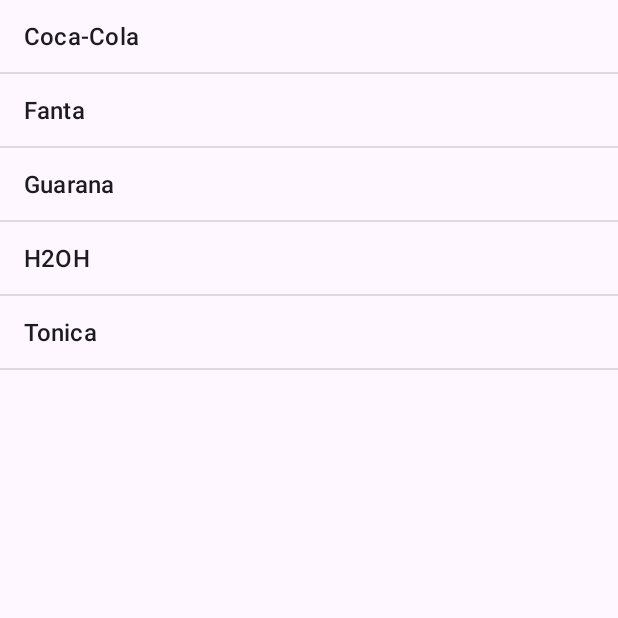
After one commit to robisoncrisbrito/TrocaTela-PosMoveis-2023, an Android app: the ListarActivity screen opened directly, with no data from a screen before it, on a phone screen of 412 x 824 dp, the top half of it. The commit adds this screen. Run offline under Robolectric (Android 15) with nearby library versions, the phone set to English and light mode, and no system bars.

Commit message:
Código após a conclusao da class MainActivity

```diff
--- a/app/src/main/AndroidManifest.xml
+++ b/app/src/main/AndroidManifest.xml
@@ -12,6 +12,9 @@
         android:supportsRtl="true"
         android:theme="@style/Theme.TrocaTelaPosMoveis2023"
         tools:targetApi="31">
+        <activity
+            android:name=".ListarActivity"
+            android:exported="false" />
         <activity
             android:name=".ConfirmarActivity"
             android:exported="false" />
--- /dev/null
+++ b/app/src/main/java/br/edu/utfpr/trocatela_posmoveis_2023/ListarActivity.kt
@@ -0,0 +1,37 @@
+package br.edu.utfpr.trocatela_posmoveis_2023
+
+import android.content.Intent
+import androidx.appcompat.app.AppCompatActivity
+import android.os.Bundle
+import android.widget.ListView
+import android.widget.Toast
+
+class ListarActivity : AppCompatActivity() {
+
+    private lateinit var lvProdutos : ListView
+
+    override fun onCreate(savedInstanceState: Bundle?) {
+        super.onCreate(savedInstanceState)
+        setContentView(R.layout.activity_listar)
+
+        lvProdutos = findViewById( R.id.lvProdutos )
+
+        lvProdutos.setOnItemClickListener { adapterView, view, pos, l ->
+            Toast.makeText( this, "Posicao: ${pos}", Toast.LENGTH_SHORT ).show()
+
+            val cod = pos.inc().toString()
+
+            Intent().apply {
+                putExtra( "codRetorno", cod )
+                setResult( RESULT_OK, this )
+            }
+
+            finish()
+
+        }
+
+
+
+    }
+
+}
--- a/app/src/main/res/layout/activity_lancamento.xml
+++ b/app/src/main/res/layout/activity_lancamento.xml
@@ -31,7 +31,7 @@
         android:id="@+id/btLimparLancamento"
         android:layout_width="wrap_content"
         android:layout_height="wrap_content"
-        android:text="Limpar"
+        android:text="Listar"
         android:onClick="btListarLancamentoOnClick"
         app:layout_constraintBottom_toBottomOf="@+id/etCodLancamento"
         app:layout_constraintEnd_toEndOf="parent"
--- /dev/null
+++ b/app/src/main/res/layout/activity_listar.xml
@@ -0,0 +1,11 @@
+<?xml version="1.0" encoding="utf-8"?>
+<ListView xmlns:android="http://schemas.android.com/apk/res/android"
+    xmlns:app="http://schemas.android.com/apk/res-auto"
+    xmlns:tools="http://schemas.android.com/tools"
+    android:id="@+id/lvProdutos"
+    android:entries="@array/produtos"
+    android:layout_width="match_parent"
+    android:layout_height="match_parent"
+    tools:context=".ListarActivity">
+
+</ListView>
--- /dev/null
+++ b/app/src/main/res/values/elementos.xml
@@ -0,0 +1,10 @@
+<?xml version="1.0" encoding="utf-8"?>
+<resources>
+    <string-array name="produtos" >
+        <item >Coca-Cola</item>
+        <item >Fanta</item>
+        <item >Guarana</item>
+        <item >H2OH</item>
+        <item >Tonica</item>
+    </string-array>
+</resources>
```
Also changed, not shown: app/src/main/java/br/edu/utfpr/trocatela_posmoveis_2023/LancamentoActivity.kt (+25 -1 lines).
